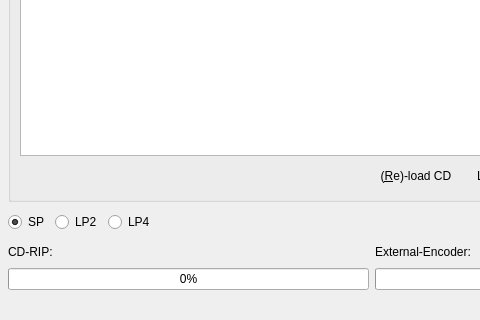
Above: mainwindow.ui from Jo2003/cd2netmd_gui before the change; both pictures show x 0 to 480 and y 518 to 838 of the 1165 by 838 pixel window. Below: the same form after it.
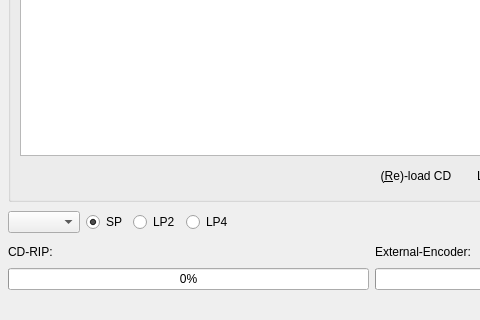
That is the form after the change. Icons and pictures are not drawn. Custom widgets are drawn as their Qt base class.

Commit message: add combobox for transfer mode

What changed in the file:
```diff
--- a/mainwindow.ui
+++ b/mainwindow.ui
@@ -238,6 +238,13 @@
     </item>
     <item>
      <layout class="QHBoxLayout" name="horizontalLayout_4">
+      <item>
+       <widget class="QComboBox" name="cbxTranferMode">
+        <property name="sizeAdjustPolicy">
+         <enum>QComboBox::AdjustToContents</enum>
+        </property>
+       </widget>
+      </item>
       <item>
        <widget class="QRadioButton" name="radioSP">
         <property name="statusTip">
```
Left out of the diff: 2 changed lines with no effect on the pictures. The commit also changes 4 other files.
